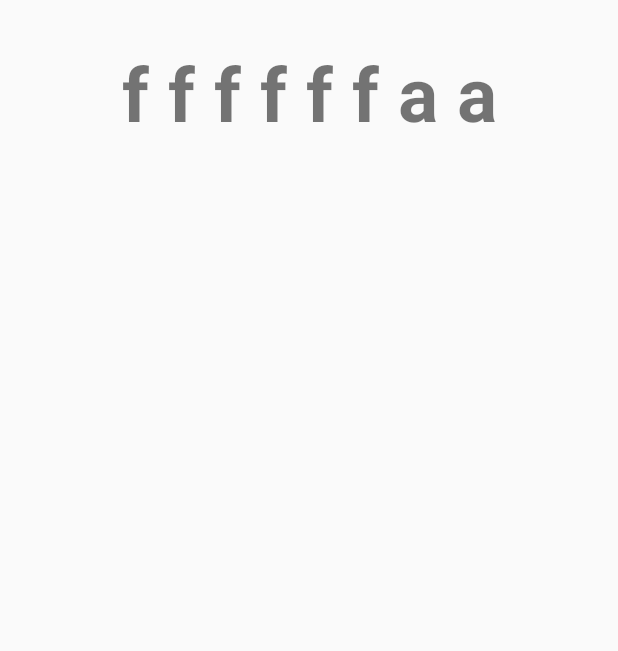
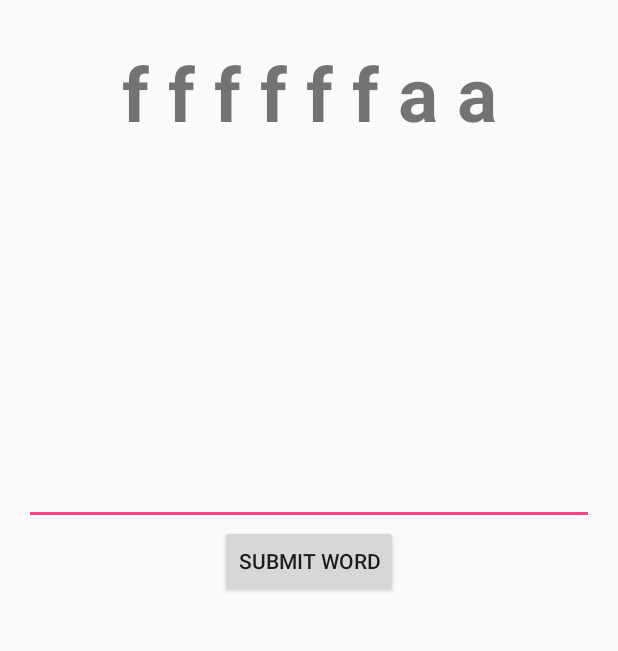
Before and after one commit to 10igeorge/android-bogglesolitaire, an Android app: the screen it shows after launch (MainActivity), on a phone screen of 412 x 824 dp, the part 169-820 px from its top. Run offline under Robolectric (Android 15) with nearby library versions, the phone set to English and light mode, and no system bars; our stand-ins replace ButterKnife.

Commit message:
add entry field to submit word to arraylist

```diff
--- a/app/build.gradle
+++ b/app/build.gradle
@@ -28,6 +28,7 @@ repositories {
 dependencies {
     compile fileTree(dir: 'libs', include: ['*.jar'])
     testCompile 'junit:junit:4.12'
+    compile 'com.jakewharton:butterknife:7.0.1'
     compile 'com.android.support:appcompat-v7:23.2.1'
     testCompile 'org.robolectric:robolectric:3.0'
     testCompile 'org.robolectric:shadows-support-v4:3.0'
--- a/app/src/main/AndroidManifest.xml
+++ b/app/src/main/AndroidManifest.xml
@@ -15,6 +15,7 @@
                 <category android:name="android.intent.category.LAUNCHER" />
             </intent-filter>
         </activity>
+        <activity android:name=".AnswerActivity"></activity>
     </application>
 
 </manifest>
--- a/app/src/main/java/com/example/guest/boggle/MainActivity.java
+++ b/app/src/main/java/com/example/guest/boggle/MainActivity.java
@@ -4,6 +4,10 @@ import android.content.Intent;
 import android.support.v7.app.AppCompatActivity;
 import android.os.Bundle;
 import android.util.Log;
+import android.view.View;
+import android.widget.ArrayAdapter;
+import android.widget.Button;
+import android.widget.EditText;
 import android.widget.TextView;
 
 import java.lang.reflect.Array;
@@ -12,17 +16,25 @@ import java.util.Collections;
 import java.util.List;
 import java.util.Random;
 
+import butterknife.Bind;
+import butterknife.ButterKnife;
+
 public class MainActivity extends AppCompatActivity {
-    private TextView mGeneratedCharArray;
+    @Bind(R.id.generatedCharArray) TextView mGeneratedCharArray;
+    @Bind (R.id.editAnswerText) EditText mEditAnswerText;
+    @Bind (R.id.answerButton) Button mAnswerButton;
+
     public static final String TAG = MainActivity.class.getSimpleName();
     private String[] vowels = new String[] {"a", "a", "a", "e", "e", "e", "i", "i", "i", "o", "o", "o", "u", "u","u",};
     private String[] consonants = new String[] {"b", "b", "c", "d", "d", "f", "f", "g", "g", "h", "h", "j", "k", "l", "l", "m", "m", "p", "p", "qu", "r", "r", "s", "s", "t", "t", "v", "w", "x", "y", "z"};
-    private ArrayList<String> generatedChar = new ArrayList<String>();
+    private ArrayList<String> generatedChar = new ArrayList<>();
+    private ArrayList<String> answers = new ArrayList<>();
 
     @Override
     protected void onCreate(Bundle savedInstanceState) {
         super.onCreate(savedInstanceState);
         setContentView(R.layout.activity_main);
+        ButterKnife.bind(this);
 
         for (int i = 0; i < 6; i++){
             int rando = new Random().nextInt(consonants.length);
@@ -36,7 +48,15 @@ public class MainActivity extends AppCompatActivity {
             generatedChar.add(vowels[rando]);
         }
 
-        mGeneratedCharArray = (TextView) findViewById(R.id.generatedCharArray);
         mGeneratedCharArray.setText(generatedChar.toString().replaceAll("\\[*,*]*", "")); //"\\[*,*]*" = REGEX TO REMOVE BRACKETS AND COMMAS FROM ARRAY
+
+        mAnswerButton.setOnClickListener(new View.OnClickListener(){
+            @Override
+            public void onClick(View v) {
+                String answer = mEditAnswerText.getText().toString();
+                answers.add(answer);
+                Log.v("answers", answers.toString());
+            }
+        });
     }
 }
--- a/app/src/main/res/layout/activity_main.xml
+++ b/app/src/main/res/layout/activity_main.xml
@@ -30,4 +30,19 @@
         android:textStyle="bold"
         android:linksClickable="false" />
 
+    <EditText
+        android:layout_width="match_parent"
+        android:layout_height="wrap_content"
+        android:id="@+id/editAnswerText"
+        android:layout_centerVertical="true"
+        android:layout_centerHorizontal="true" />
+
+    <Button
+        android:layout_width="wrap_content"
+        android:layout_height="wrap_content"
+        android:text="Submit Word"
+        android:id="@+id/answerButton"
+        android:layout_below="@+id/editAnswerText"
+        android:layout_centerHorizontal="true" />
+
 </RelativeLayout>
```
Also changed, not shown: app/src/main/java/com/example/guest/boggle/AnswerActivity.java (added, +13 -0 lines), app/src/main/res/layout/activity_answer.xml (added, +19 -0 lines).
